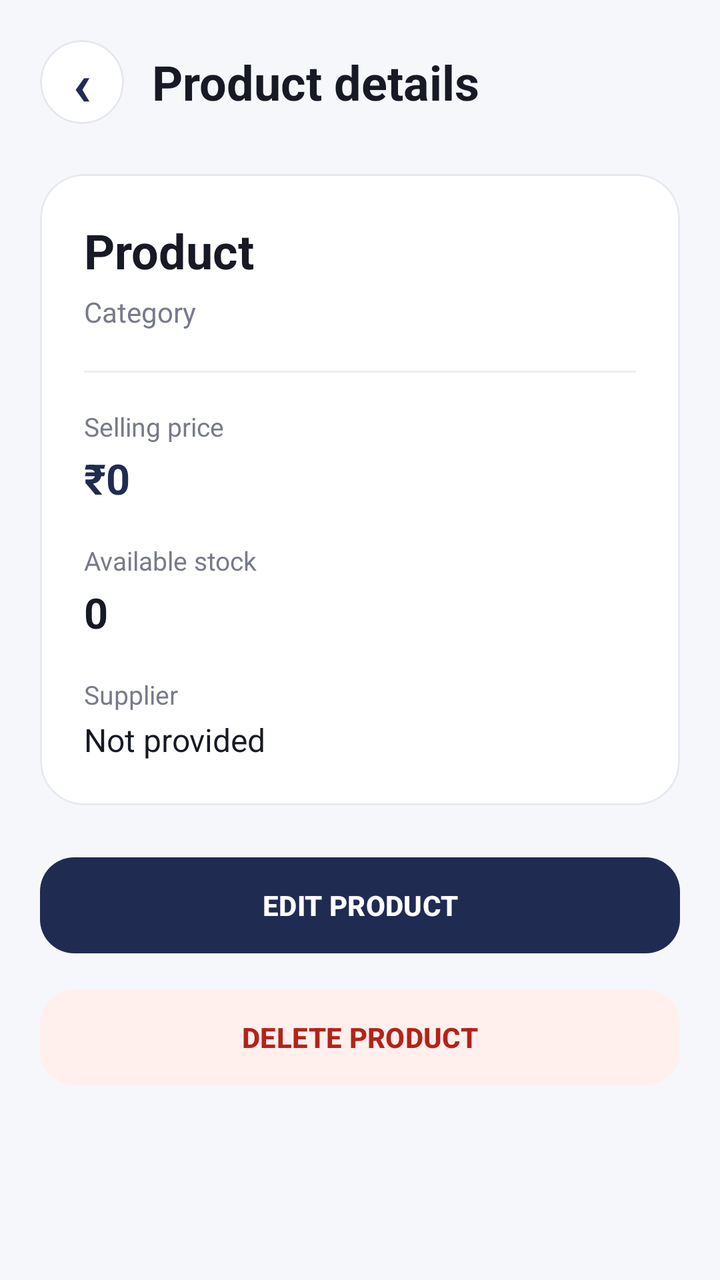
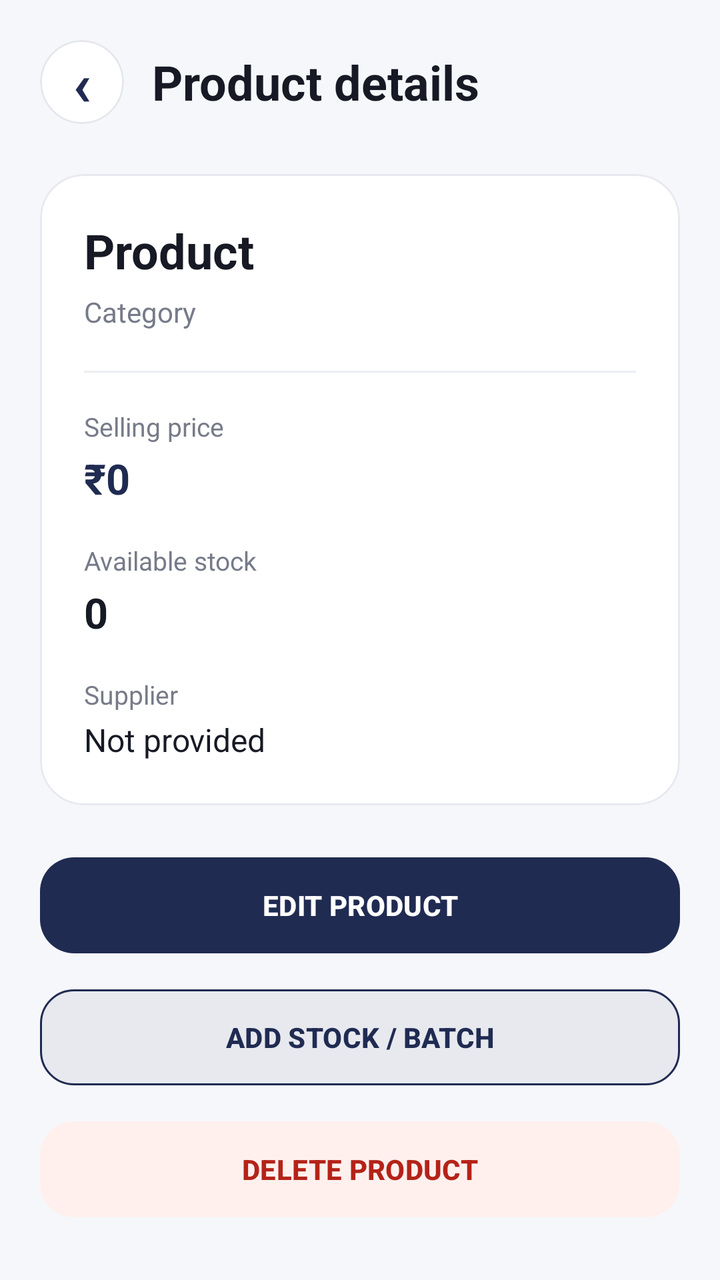

The first picture is an Android layout as it rendered before a commit; the second is the same layout after the commit. The layout source and the unified diff follow.
<!-- AndroidManifest.xml: application theme Theme.BillEasy -->
<!-- res/layout/activity_product_details.xml -->
<?xml version="1.0" encoding="utf-8"?>
<ScrollView xmlns:android="http://schemas.android.com/apk/res/android"
    xmlns:app="http://schemas.android.com/apk/res-auto"
    xmlns:tools="http://schemas.android.com/tools"
    android:layout_width="match_parent"
    android:layout_height="match_parent"
    android:background="#F6F7FB">

    <LinearLayout
        android:layout_width="match_parent"
        android:layout_height="wrap_content"
        android:orientation="vertical"
        android:padding="20dp">

        

        <LinearLayout
            android:layout_width="match_parent"
            android:layout_height="wrap_content"
            android:gravity="center_vertical">

            <com.google.android.material.card.MaterialCardView
                android:id="@+id/btnBack"
                android:layout_width="42dp"
                android:layout_height="42dp"
                android:clickable="true"
                android:focusable="true"
                app:cardBackgroundColor="#FFFFFF"
                app:cardCornerRadius="21dp"
                app:cardElevation="0dp"
                app:strokeColor="#E5E7ED"
                app:strokeWidth="1dp"
                tools:ignore="TouchTargetSizeCheck">

                <TextView
                    android:layout_width="match_parent"
                    android:layout_height="match_parent"
                    android:gravity="center"
                    android:text="‹"
                    android:textColor="#202B52"
                    android:textSize="30sp"
                    android:textStyle="bold" />

            </com.google.android.material.card.MaterialCardView>

            <TextView
                android:layout_width="wrap_content"
                android:layout_height="wrap_content"
                android:layout_marginStart="14dp"
                android:text="Product details"
                android:textColor="#171A24"
                android:textSize="24sp"
                android:textStyle="bold" />

        </LinearLayout>


        

        <com.google.android.material.card.MaterialCardView
            android:layout_width="match_parent"
            android:layout_height="wrap_content"
            android:layout_marginTop="25dp"
            app:cardBackgroundColor="#FFFFFF"
            app:cardCornerRadius="22dp"
            app:cardElevation="0dp"
            app:strokeColor="#E7E9EF"
            app:strokeWidth="1dp">

            <LinearLayout
                android:layout_width="match_parent"
                android:layout_height="wrap_content"
                android:orientation="vertical"
                android:padding="22dp">

                <TextView
                    android:id="@+id/tvProductName"
                    android:layout_width="wrap_content"
                    android:layout_height="wrap_content"
                    android:text="Product"
                    android:textColor="#171A24"
                    android:textSize="24sp"
                    android:textStyle="bold" />

                <TextView
                    android:id="@+id/tvCategory"
                    android:layout_width="wrap_content"
                    android:layout_height="wrap_content"
                    android:layout_marginTop="5dp"
                    android:text="Category"
                    android:textColor="#777B89"
                    android:textSize="14sp" />

                <View
                    android:layout_width="match_parent"
                    android:layout_height="1dp"
                    android:layout_marginTop="20dp"
                    android:background="#ECEEF3" />

                <TextView
                    android:layout_width="wrap_content"
                    android:layout_height="wrap_content"
                    android:layout_marginTop="18dp"
                    android:text="Selling price"
                    android:textColor="#777B89"
                    android:textSize="13sp" />

                <TextView
                    android:id="@+id/tvPrice"
                    android:layout_width="wrap_content"
                    android:layout_height="wrap_content"
                    android:layout_marginTop="3dp"
                    android:text="₹0"
                    android:textColor="#202B52"
                    android:textSize="21sp"
                    android:textStyle="bold" />

                <TextView
                    android:layout_width="wrap_content"
                    android:layout_height="wrap_content"
                    android:layout_marginTop="18dp"
                    android:text="Available stock"
                    android:textColor="#777B89"
                    android:textSize="13sp" />

                <TextView
                    android:id="@+id/tvQuantity"
                    android:layout_width="wrap_content"
                    android:layout_height="wrap_content"
                    android:layout_marginTop="3dp"
                    android:text="0"
                    android:textColor="#171A24"
                    android:textSize="21sp"
                    android:textStyle="bold" />

                <TextView
                    android:layout_width="wrap_content"
                    android:layout_height="wrap_content"
                    android:layout_marginTop="18dp"
                    android:text="Supplier"
                    android:textColor="#777B89"
                    android:textSize="13sp" />

                <TextView
                    android:id="@+id/tvSupplier"
                    android:layout_width="wrap_content"
                    android:layout_height="wrap_content"
                    android:layout_marginTop="3dp"
                    android:text="Not provided"
                    android:textColor="#171A24"
                    android:textSize="16sp" />

            </LinearLayout>

        </com.google.android.material.card.MaterialCardView>


        

        <com.google.android.material.button.MaterialButton
            android:id="@+id/btnEdit"
            android:layout_width="match_parent"
            android:layout_height="56dp"
            android:layout_marginTop="22dp"
            android:text="EDIT PRODUCT"
            android:textStyle="bold"
            app:backgroundTint="#202B52"
            app:cornerRadius="17dp" />


        

        <com.google.android.material.button.MaterialButton
            android:id="@+id/btnDelete"
            android:layout_width="match_parent"
            android:layout_height="56dp"
            android:layout_marginTop="10dp"
            android:text="DELETE PRODUCT"
            android:textColor="#B42318"
            android:textStyle="bold"
            app:backgroundTint="#FFF0EE"
            app:cornerRadius="17dp" />

    </LinearLayout>

</ScrollView>
<!-- resources referenced by this layout -->
<resources>
  <style name="Theme.BillEasy" parent="Base.Theme.BillEasy" />
  <style name="Base.Theme.BillEasy" parent="Theme.Material3.DayNight.NoActionBar">
          
          
      </style>
</resources>

<!-- the commit's change to res/layout/activity_product_details.xml (unified diff, before → after) -->
@@ -73,6 +73,23 @@
                 android:orientation="vertical"
                 android:padding="22dp">
 
+                <com.google.android.material.card.MaterialCardView
+                    android:id="@+id/cardProductImage"
+                    android:layout_width="match_parent"
+                    android:layout_height="200dp"
+                    android:layout_marginBottom="16dp"
+                    app:cardCornerRadius="16dp"
+                    app:cardElevation="0dp"
+                    android:visibility="gone">
+
+                    <ImageView
+                        android:id="@+id/ivProductImage"
+                        android:layout_width="match_parent"
+                        android:layout_height="match_parent"
+                        android:scaleType="centerCrop" />
+
+                </com.google.android.material.card.MaterialCardView>
+
                 <TextView
                     android:id="@+id/tvProductName"
                     android:layout_width="wrap_content"
@@ -166,6 +183,22 @@
             android:textStyle="bold"
             app:backgroundTint="#202B52"
             app:cornerRadius="17dp" />
+
+
+        
+
+        <com.google.android.material.button.MaterialButton
+            android:id="@+id/btnAddStock"
+            android:layout_width="match_parent"
+            android:layout_height="56dp"
+            android:layout_marginTop="10dp"
+            android:text="ADD STOCK / BATCH"
+            android:textColor="#202B52"
+            android:textStyle="bold"
+            app:backgroundTint="#E7E9EF"
+            app:cornerRadius="17dp"
+            app:strokeColor="#202B52"
+            app:strokeWidth="1dp" />
 
 
         
